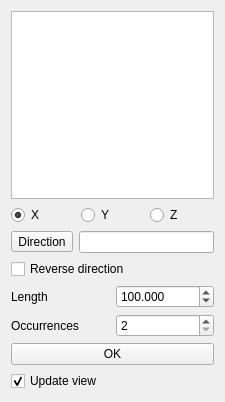
Before: the Qt Designer form src/Mod/PartDesign/Gui/TaskLinearPatternParameters.ui in berndhahnebach/All_FreeCAD, drawn with Qt 5.
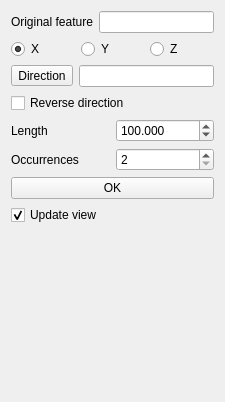
After: the same form once the commit is applied.

Commit message: PartDesign: restrict patterns to only one original and improve selection of references

Patch:
```diff
--- a/src/Mod/PartDesign/Gui/TaskLinearPatternParameters.ui
+++ b/src/Mod/PartDesign/Gui/TaskLinearPatternParameters.ui
@@ -15,7 +15,18 @@
   </property>
   <layout class="QVBoxLayout" name="verticalLayout">
    <item>
-    <widget class="QListWidget" name="listFeatures"/>
+    <layout class="QHBoxLayout" name="horizontalLayoutOriginal">
+     <item>
+      <widget class="QLabel" name="labelOriginal">
+       <property name="text">
+        <string>Original feature</string>
+       </property>
+      </widget>
+     </item>
+     <item>
+      <widget class="QLineEdit" name="lineOriginal"/>
+     </item>
+    </layout>
    </item>
    <item>
     <layout class="QHBoxLayout" name="horizontalLayout_4">
@@ -52,6 +63,9 @@
        <property name="text">
         <string>Direction</string>
        </property>
+       <property name="checkable">
+        <bool>true</bool>
+       </property>
       </widget>
      </item>
      <item>
@@ -132,6 +146,19 @@
      </property>
     </widget>
    </item>
+   <item>
+    <spacer name="verticalSpacer">
+     <property name="orientation">
+      <enum>Qt::Vertical</enum>
+     </property>
+     <property name="sizeHint" stdset="0">
+      <size>
+       <width>20</width>
+       <height>40</height>
+      </size>
+     </property>
+    </spacer>
+   </item>
   </layout>
  </widget>
  <resources/>
```
The commit also changes 17 other files.
